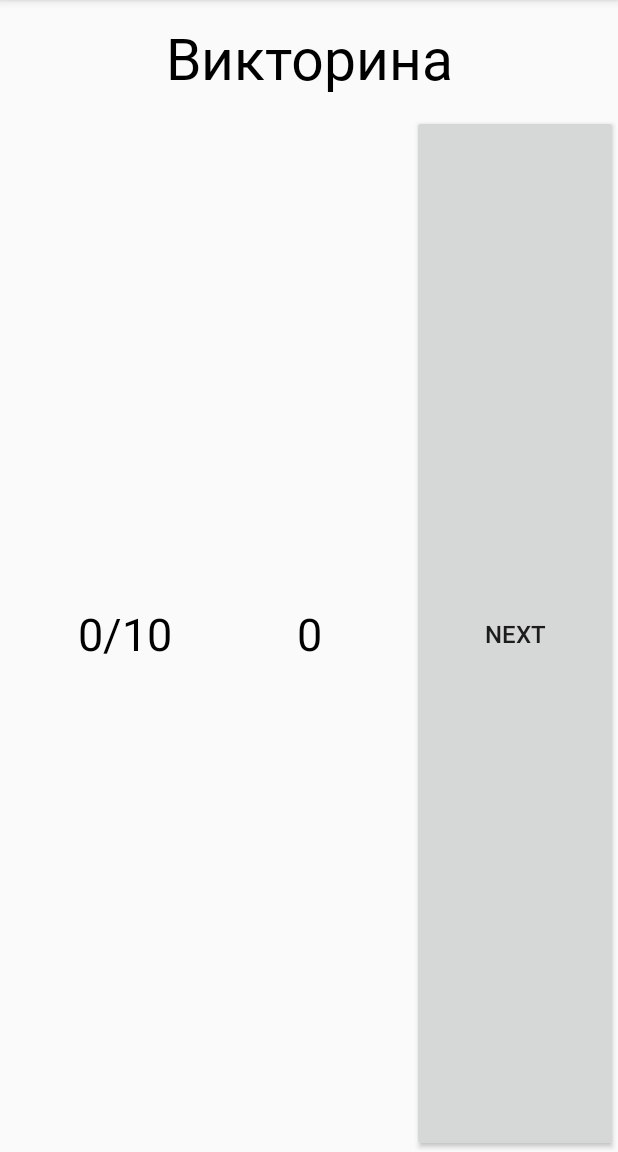
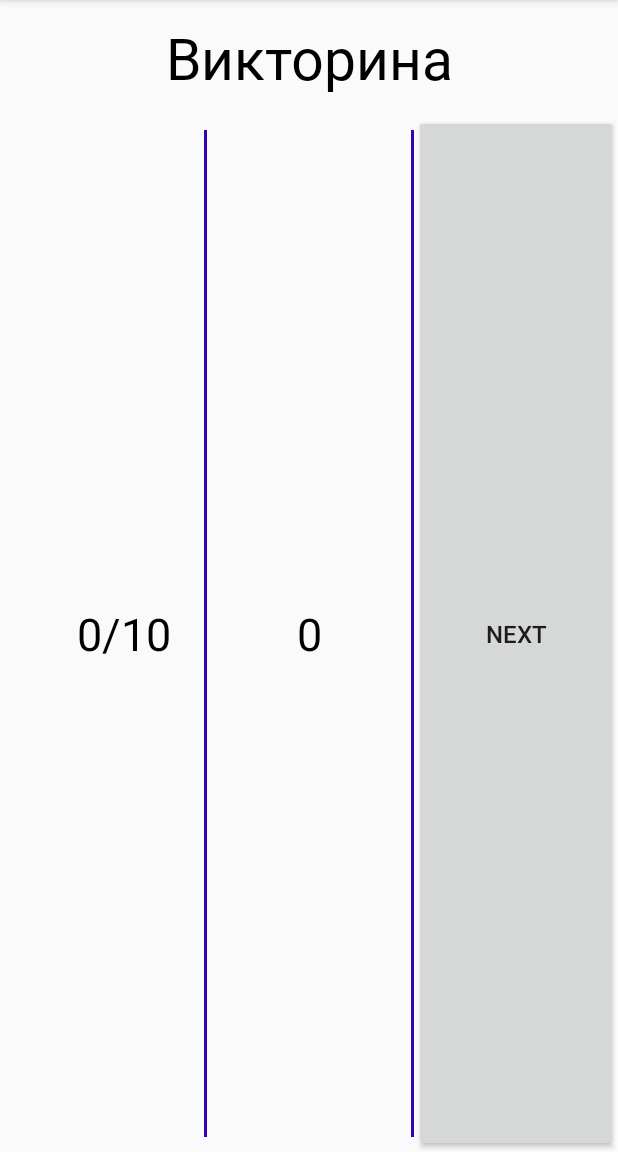
Before and after one commit to Parocq/QuizApp, an Android app: the fragment QuizTopFragment placed in its activity, on a phone screen of 412 x 824 dp, the part 84-1236 px from its top. Run offline under Robolectric (Android 15) with nearby library versions, the phone set to English and light mode, and no system bars; 4 statements that could not run were skipped.

Commit message:
colors next

```diff
--- a/app/src/main/res/layout/fragment_quiz_top.xml
+++ b/app/src/main/res/layout/fragment_quiz_top.xml
@@ -24,6 +24,16 @@
             android:textColor="@color/colorBlack"
             android:textSize="30sp">
         </TextView>
+
+        <LinearLayout
+            android:layout_width="2dp"
+            android:layout_height="match_parent"
+            android:background="@color/colorPrimaryDark"
+            android:layout_marginTop="10dp"
+            android:layout_marginBottom="10dp">
+
+        </LinearLayout>
+
         <TextView
             android:id="@+id/points"
             android:layout_width="0dp"
@@ -35,6 +45,15 @@
             android:textSize="30sp">
         </TextView>
 
+        <LinearLayout
+            android:layout_width="2dp"
+            android:layout_height="match_parent"
+            android:background="@color/colorPrimaryDark"
+            android:layout_marginTop="10dp"
+            android:layout_marginBottom="10dp">
+
+        </LinearLayout>
+
         <Button
             android:id="@+id/goNext"
             android:layout_width="0dp"
--- a/app/src/main/res/values/colors.xml
+++ b/app/src/main/res/values/colors.xml
@@ -5,6 +5,7 @@
     <color name="colorAccent">#03DAC5</color>
     <color name="colorBlack">#000000</color>
     <color name="colorGray">#555</color>
+    <color name="colorLowGray">#999</color>
     <color name="colorHard">#D84315</color>
     <color name="colorMedium">#F9A825</color>
     <color name="colorEasy">#558B2F</color>
```
Also changed, not shown: app/src/main/java/com/bsuir/german/quizapp/fragment/QuestionFragment.java (+19 -98 lines).
